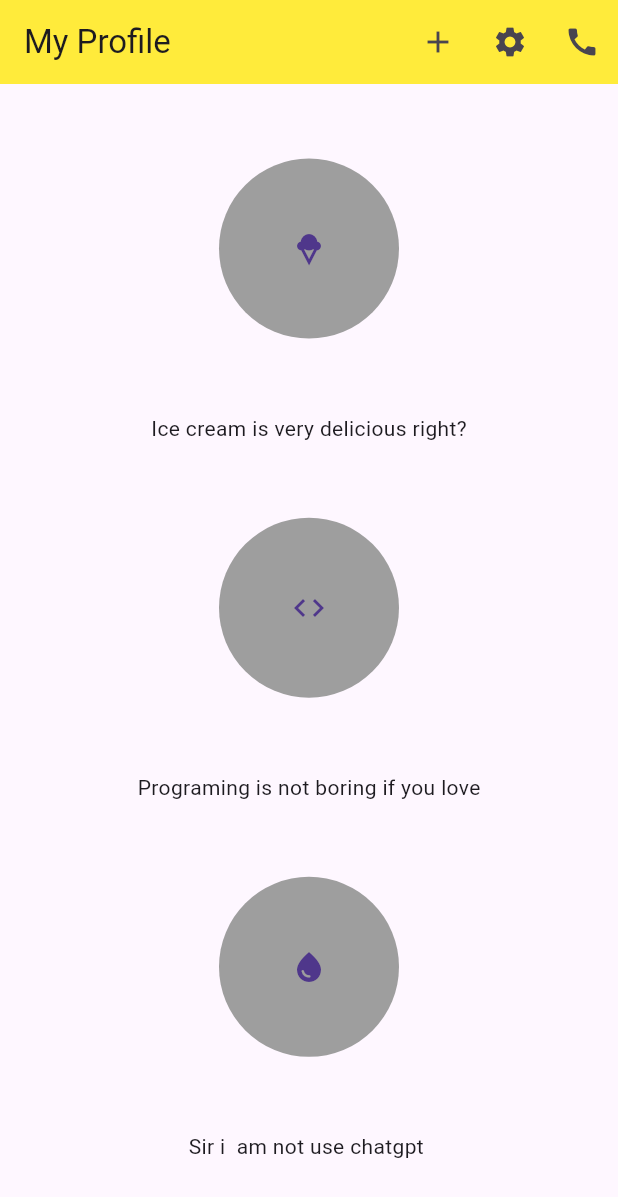
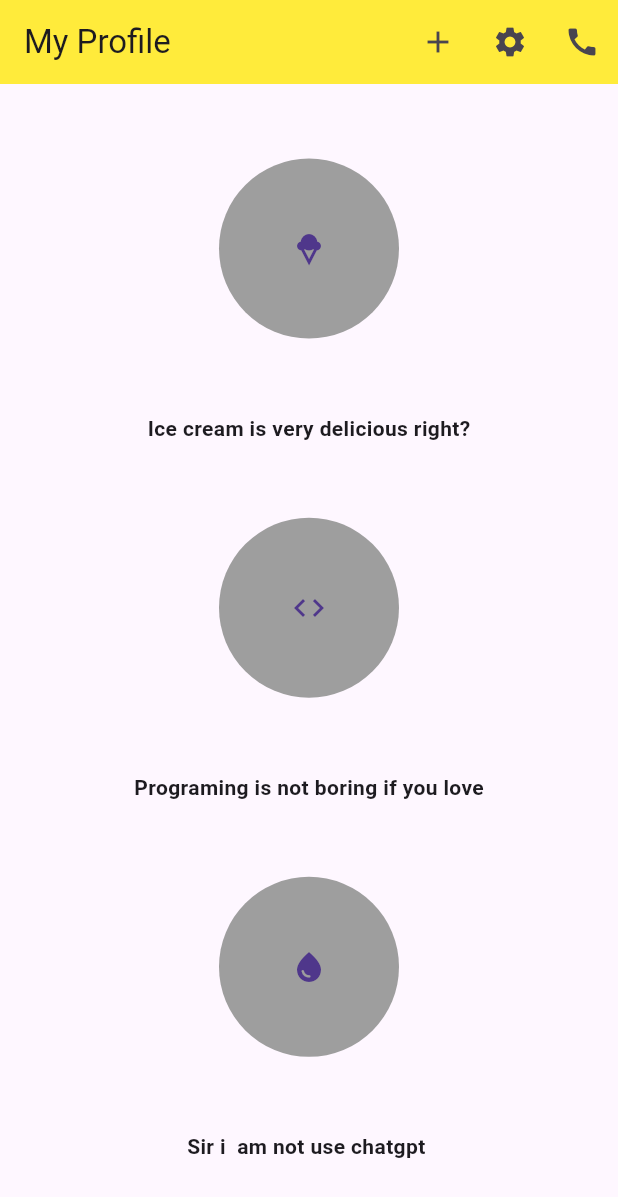
Before and after one commit to jahidhasanmonnaostad/ostadassingment02, a Flutter app: the screen it shows after launch, on a phone screen of 412 x 824 dp. Shown: the top 1197 px of the screen. Run offline on Flutter 3.47's test engine with Material 3 defaults, Android fonts, the phone set to English and light mode, and no system bars.

Commit message:
bold Text

```diff
--- a/lib/main.dart
+++ b/lib/main.dart
@@ -43,21 +43,21 @@ class HomeActivity extends StatelessWidget {
               backgroundColor:Colors.grey,
               child:IconButton(onPressed: (){}, icon:Icon(Icons.icecream)),
             ),
-            Text("Ice cream is very delicious right?"),
+            Text("Ice cream is very delicious right?",style:TextStyle(fontWeight:FontWeight.bold),),
 
             CircleAvatar(
               radius:60,
               backgroundColor:Colors.grey,
               child:IconButton(onPressed: (){}, icon:Icon(Icons.code)),
             ),
-            Text("Programing is not boring if you love"),
+            Text("Programing is not boring if you love",style:TextStyle(fontWeight:FontWeight.bold),),
 
             CircleAvatar(
               radius:60,
               backgroundColor:Colors.grey,
               child:IconButton(onPressed: (){}, icon:Icon(Icons.water_drop)),
             ),
-            Text("Sir i  am not use chatgpt "),
+            Text("Sir i  am not use chatgpt ",style:TextStyle(fontWeight: FontWeight.bold),),
 
 
 
```
